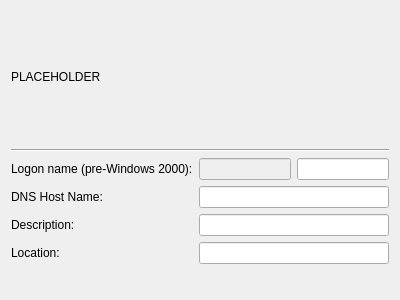
altlinux/admc, file src/admc/tabs/general_computer_tab.ui: the form before one commit.
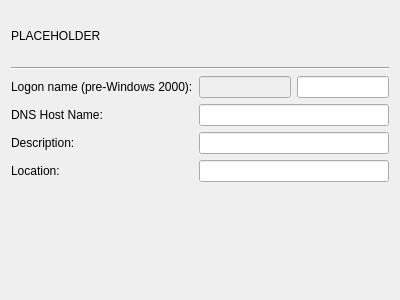
The form after the commit.

Commit message: Fix property tabs sizePolicy with maximum vertical size 50.

```diff
--- a/src/admc/tabs/general_computer_tab.ui
+++ b/src/admc/tabs/general_computer_tab.ui
@@ -16,6 +16,18 @@
   <layout class="QVBoxLayout" name="verticalLayout">
    <item>
     <widget class="QLabel" name="name_label">
+     <property name="sizePolicy">
+      <sizepolicy hsizetype="Preferred" vsizetype="Fixed">
+       <horstretch>0</horstretch>
+       <verstretch>0</verstretch>
+      </sizepolicy>
+     </property>
+     <property name="maximumSize">
+      <size>
+       <width>16777215</width>
+       <height>50</height>
+      </size>
+     </property>
      <property name="text">
       <string notr="true">PLACEHOLDER</string>
      </property>
```
The commit also changes 6 other files.
